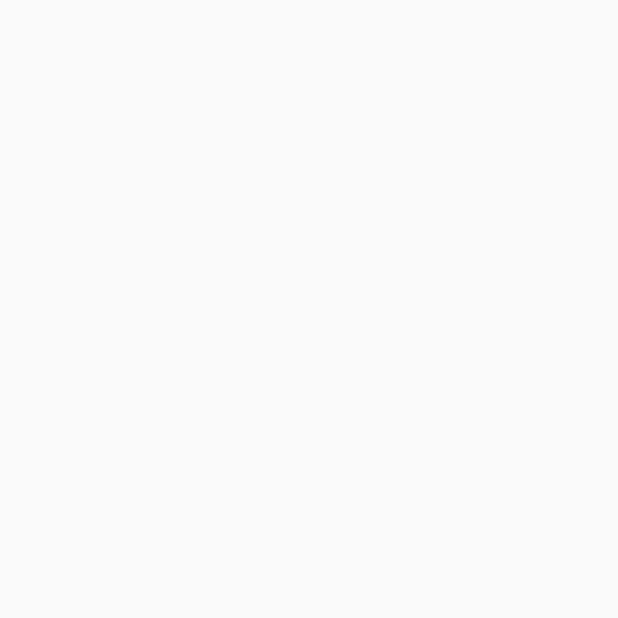
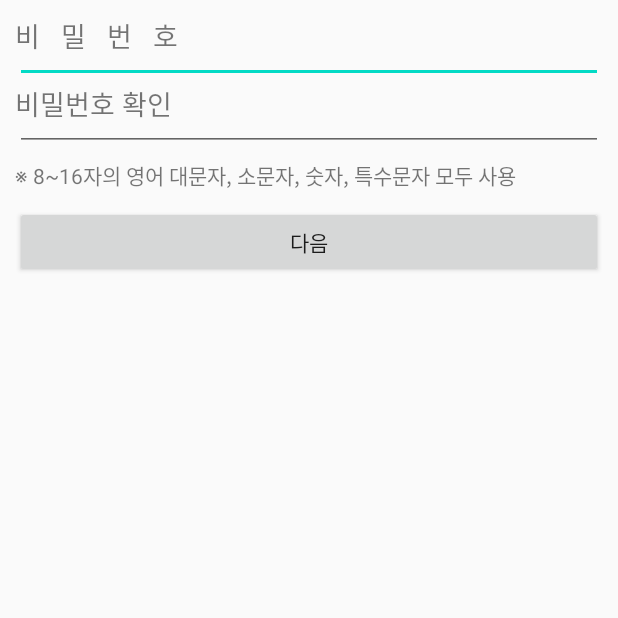
Before and after one commit to dudwls901/Rickshaw_Offerer, an Android app: the SignupPasswordActivity screen opened directly, with no data from a screen before it, on a phone screen of 412 x 824 dp, the top half of it. Before the commit the part shown is empty. Run offline under Robolectric (Android 15) with nearby library versions, the phone set to English and light mode, and no system bars.

Commit message:
동연 로그인 / 회원가입 완료

```diff
--- a/app/src/main/AndroidManifest.xml
+++ b/app/src/main/AndroidManifest.xml
@@ -19,6 +19,8 @@
         <activity android:name="kr.co.ilg.activity.findwork.MainActivity" android:label="일자리 찾기"/>
         <activity android:name="kr.co.ilg.activity.login.BusinessLicenseConfirmActivity" android:label="사업자 등록번호 인증"/>
         <activity android:name="kr.co.ilg.activity.login.SignupPasswordActivity" android:label="회원가입"/>
+        <activity android:name="kr.co.ilg.activity.mypage.WriteOfficeInfoActivity" android:label="사무소 정보 입력"/>
+        <activity android:name="kr.co.ilg.activity.mypage.AccountAddActivity" android:label="계좌 등록"/>
         <activity android:name="kr.co.ilg.activity.login.FindPasswordInfoActivity" android:label="비밀번호 찾기"/>
         <activity android:name="kr.co.ilg.activity.login.FindPasswordShowActivity" android:label="비밀번호 확인"/>
     </application>
--- a/app/src/main/java/kr/co/ilg/activity/login/SignupPasswordActivity.java
+++ b/app/src/main/java/kr/co/ilg/activity/login/SignupPasswordActivity.java
@@ -1,17 +1,34 @@
 package kr.co.ilg.activity.login;
 
 import android.app.Activity;
+import android.content.Intent;
 import android.os.Bundle;
+import android.view.View;
+import android.widget.Button;
 
 import androidx.annotation.Nullable;
 
 import com.example.capstone2.R;
 
+import kr.co.ilg.activity.mypage.WriteOfficeInfoActivity;
+
 public class SignupPasswordActivity extends Activity {
+
+    Button nextBtn;
 
     @Override
     protected void onCreate(@Nullable Bundle savedInstanceState) {
         super.onCreate(savedInstanceState);
-        setContentView(R.layout.activity_login);
+        setContentView(R.layout.signup_password);
+
+        nextBtn = findViewById(R.id.nextBtn);
+
+        nextBtn.setOnClickListener(new View.OnClickListener() {
+            @Override
+            public void onClick(View v) {
+                Intent intent = new Intent(SignupPasswordActivity.this, WriteOfficeInfoActivity.class);
+                startActivity(intent);
+            }
+        });
     }
 }
--- /dev/null
+++ b/app/src/main/res/layout/signup_password.xml
@@ -0,0 +1,63 @@
+<?xml version="1.0" encoding="utf-8"?>
+<androidx.constraintlayout.widget.ConstraintLayout xmlns:android="http://schemas.android.com/apk/res/android"
+    android:layout_width="match_parent"
+    android:layout_height="match_parent"
+    android:padding="10dp"
+    xmlns:app="http://schemas.android.com/apk/res-auto">
+
+    <TextView
+        android:id="@+id/passwdTV"
+        android:layout_width="wrap_content"
+        android:layout_height="wrap_content"
+        app:layout_constraintTop_toTopOf="parent"
+        app:layout_constraintLeft_toLeftOf="parent"
+        android:text="비   밀   번   호"
+        android:textSize="18sp" />
+
+    <EditText
+        android:id="@+id/passwdET"
+        android:layout_width="match_parent"
+        android:layout_height="wrap_content"
+        app:layout_constraintTop_toTopOf="parent"
+        app:layout_constraintLeft_toLeftOf="parent"
+        android:paddingLeft="120dp" />
+
+    <TextView
+        android:id="@+id/checkPwTV"
+        android:layout_width="0dp"
+        android:layout_height="wrap_content"
+        app:layout_constraintTop_toBottomOf="@id/passwdET"
+        app:layout_constraintLeft_toLeftOf="parent"
+        android:layout_weight="1.3"
+        android:text="비밀번호 확인"
+        android:textSize="18sp" />
+
+    <EditText
+        android:id="@+id/checkPwET"
+        android:layout_width="match_parent"
+        android:layout_height="wrap_content"
+        app:layout_constraintTop_toBottomOf="@id/passwdET"
+        app:layout_constraintLeft_toLeftOf="parent"
+        android:paddingLeft="120dp" />
+
+    <TextView
+        android:id="@+id/tv"
+        android:layout_width="match_parent"
+        android:layout_height="wrap_content"
+        app:layout_constraintTop_toBottomOf="@id/checkPwET"
+        app:layout_constraintLeft_toLeftOf="parent"
+        app:layout_constraintRight_toRightOf="parent"
+        android:layout_marginTop="5dp"
+        android:text="※ 8~16자의 영어 대문자, 소문자, 숫자, 특수문자 모두 사용"/>
+
+    <Button
+        android:id="@+id/nextBtn"
+        android:layout_width="match_parent"
+        android:layout_height="wrap_content"
+        app:layout_constraintTop_toBottomOf="@id/tv"
+        app:layout_constraintLeft_toLeftOf="parent"
+        app:layout_constraintRight_toRightOf="parent"
+        android:layout_marginTop="10dp"
+        android:text="다음" />
+
+</androidx.constraintlayout.widget.ConstraintLayout>
```
Also changed, not shown: app/src/main/java/kr/co/ilg/activity/login/FindPasswordInfoActivity.java (+17 -1 lines), app/src/main/java/kr/co/ilg/activity/login/FindPasswordShowActivity.java (+20 -1 lines), app/src/main/java/kr/co/ilg/activity/mypage/AccountAddActivity.java (+64 -1 lines), app/src/main/java/kr/co/ilg/activity/mypage/WriteOfficeInfoActivity.java (+18 -1 lines), app/src/main/res/layout/account_add.xml (added, +72 -0 lines), app/src/main/res/layout/find_password_info.xml (added, +38 -0 lines), app/src/main/res/layout/find_password_show.xml (added, +28 -0 lines), app/src/main/res/layout/login.xml (+23 -15 lines), app/src/main/res/layout/write_office_info.xml (added, +110 -0 lines), app/src/main/res/drawable/logo_ilg.png (added).
